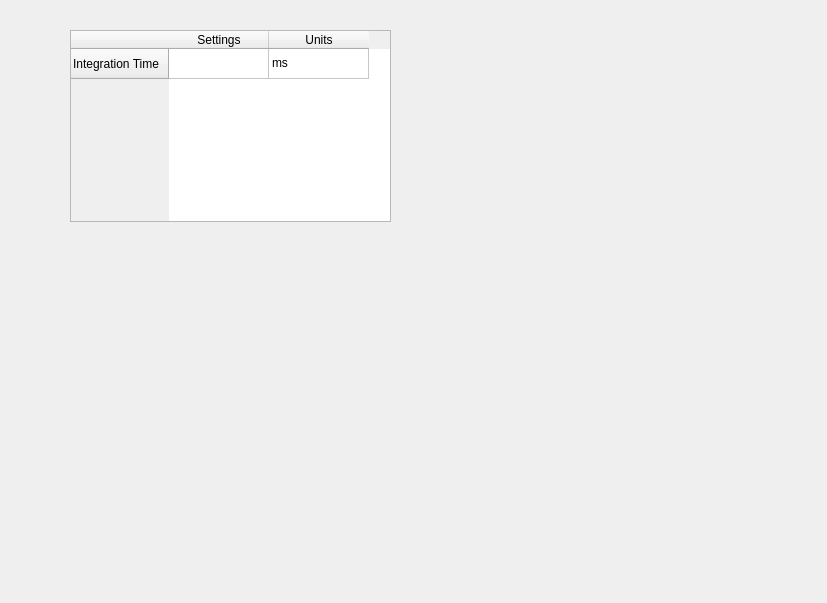
This is Scratch.ui in UCBoulder/frogware as Qt 5 draws it before an edit. The edited form follows.
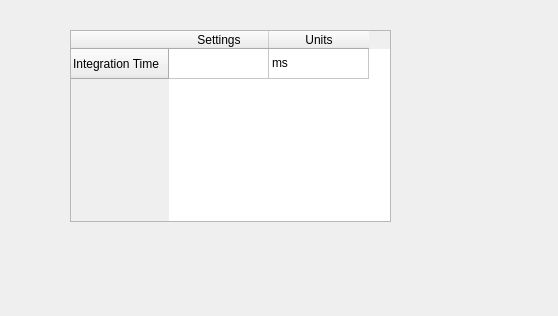
This is the edited form.

What changed in the file:
```diff
--- a/Scratch.ui
+++ b/Scratch.ui
@@ -6,8 +6,8 @@
    <rect>
     <x>0</x>
     <y>0</y>
-    <width>827</width>
-    <height>603</height>
+    <width>558</width>
+    <height>316</height>
    </rect>
   </property>
   <property name="windowTitle">
```
